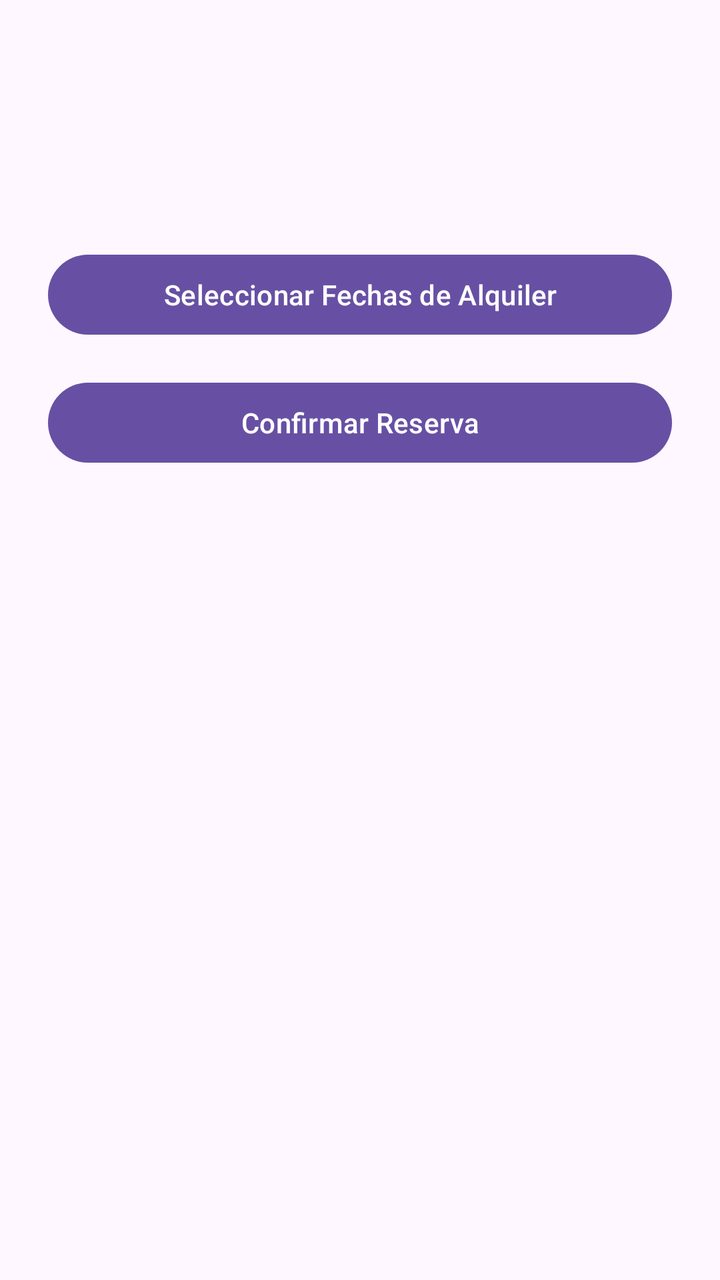
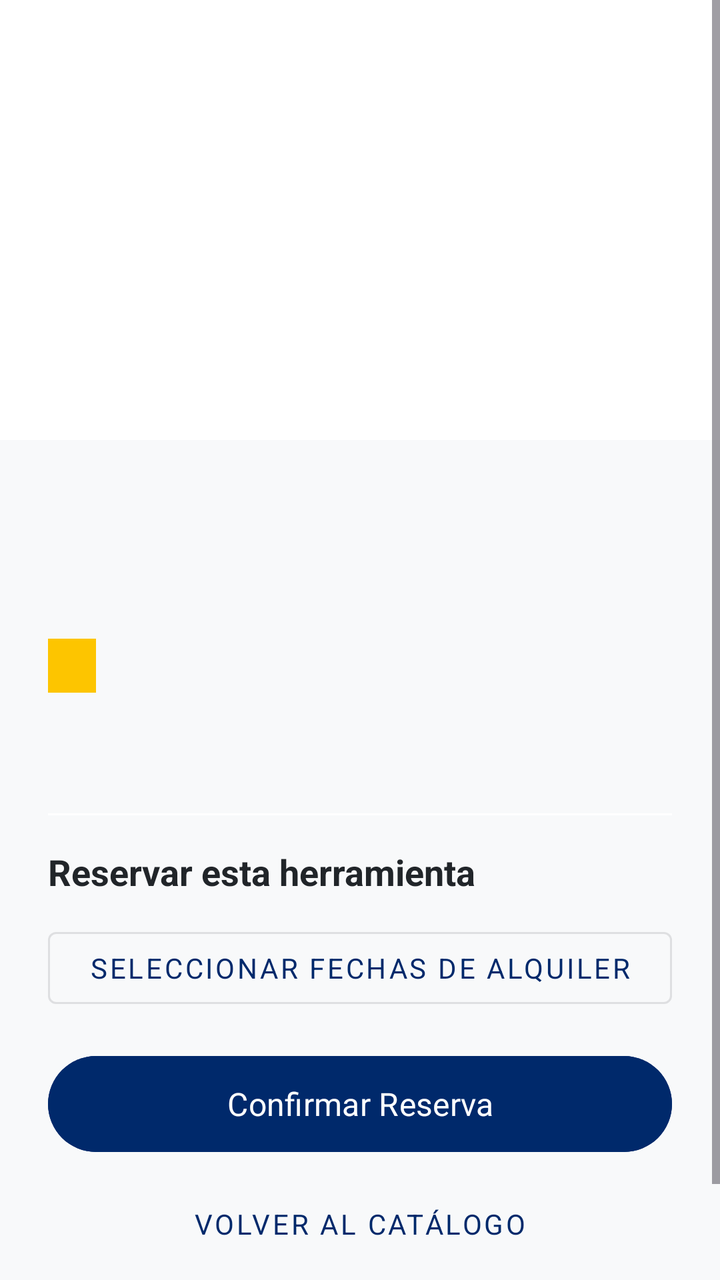

The first picture is an Android layout as it rendered before a commit; the second is the same layout after the commit. The layout source and the unified diff follow.
<!-- AndroidManifest.xml: application theme Theme.ConstrurrentaMobile -->
<!-- res/layout/activity_tool_detail.xml -->
<?xml version="1.0" encoding="utf-8"?>
<LinearLayout xmlns:android="http://schemas.android.com/apk/res/android"
    android:layout_width="match_parent"
    android:layout_height="match_parent"
    android:orientation="vertical"
    android:padding="24dp">

    <TextView
        android:id="@+id/tvDetailName"
        android:layout_width="match_parent"
        android:layout_height="wrap_content"
        android:textSize="24sp"
        android:textStyle="bold" />

    <TextView
        android:id="@+id/tvDetailPrice"
        android:layout_width="match_parent"
        android:layout_height="wrap_content"
        android:layout_marginTop="8dp"
        android:textColor="#388E3C"
        android:textSize="20sp" />

    <Button
        android:id="@+id/btnSelectDates"
        android:layout_width="match_parent"
        android:layout_height="wrap_content"
        android:layout_marginTop="32dp"
        android:text="Seleccionar Fechas de Alquiler" />

    <Button
        android:id="@+id/btnBookNow"
        android:layout_width="match_parent"
        android:layout_height="wrap_content"
        android:layout_marginTop="16dp"
        android:text="Confirmar Reserva" />
</LinearLayout>
<!-- resources referenced by this layout -->
<resources>
  <style name="Theme.ConstrurrentaMobile" parent="Base.Theme.ConstrurrentaMobile" />
  <style name="Base.Theme.ConstrurrentaMobile" parent="Theme.Material3.DayNight.NoActionBar">
          
          
      </style>
</resources>

<!-- the commit's change to res/layout/activity_tool_detail.xml (unified diff, before → after) -->
@@ -1,36 +1,126 @@
 <?xml version="1.0" encoding="utf-8"?>
-<LinearLayout xmlns:android="http://schemas.android.com/apk/res/android"
+<ScrollView xmlns:android="http://schemas.android.com/apk/res/android"
     android:layout_width="match_parent"
     android:layout_height="match_parent"
-    android:orientation="vertical"
-    android:padding="24dp">
+    android:background="?android:attr/windowBackground">
 
-    <TextView
-        android:id="@+id/tvDetailName"
+    <LinearLayout
         android:layout_width="match_parent"
         android:layout_height="wrap_content"
-        android:textSize="24sp"
-        android:textStyle="bold" />
+        android:orientation="vertical">
 
-    <TextView
-        android:id="@+id/tvDetailPrice"
-        android:layout_width="match_parent"
-        android:layout_height="wrap_content"
-        android:layout_marginTop="8dp"
-        android:textColor="#388E3C"
-        android:textSize="20sp" />
+        
+        <ImageView
+            android:id="@+id/ivDetailImage"
+            android:layout_width="match_parent"
+            android:layout_height="220dp"
+            android:scaleType="centerCrop"
+            android:background="?attr/colorSurface"
+            android:contentDescription="Imagen de herramienta" />
 
-    <Button
-        android:id="@+id/btnSelectDates"
-        android:layout_width="match_parent"
-        android:layout_height="wrap_content"
-        android:layout_marginTop="32dp"
-        android:text="Seleccionar Fechas de Alquiler" />
+        <LinearLayout
+            android:layout_width="match_parent"
+            android:layout_height="wrap_content"
+            android:orientation="vertical"
+            android:padding="24dp">
 
-    <Button
-        android:id="@+id/btnBookNow"
-        android:layout_width="match_parent"
-        android:layout_height="wrap_content"
-        android:layout_marginTop="16dp"
-        android:text="Confirmar Reserva" />
-</LinearLayout>
+            <TextView
+                android:id="@+id/tvDetailName"
+                android:layout_width="match_parent"
+                android:layout_height="wrap_content"
+                android:textSize="24sp"
+                android:textStyle="bold"
+                android:textColor="?attr/colorOnSurface" />
+
+            <TextView
+                android:id="@+id/tvDetailPrice"
+                android:layout_width="match_parent"
+                android:layout_height="wrap_content"
+                android:layout_marginTop="8dp"
+                android:textColor="?attr/colorPrimary"
+                android:textSize="20sp"
+                android:textStyle="bold" />
+
+            <TextView
+                android:id="@+id/tvDetailStock"
+                android:layout_width="wrap_content"
+                android:layout_height="wrap_content"
+                android:layout_marginTop="8dp"
+                android:background="?attr/colorSecondary"
+                android:paddingStart="12dp"
+                android:paddingTop="4dp"
+                android:paddingEnd="12dp"
+                android:paddingBottom="4dp"
+                android:textColor="?attr/colorOnSecondary"
+                android:textSize="14sp" />
+
+            <TextView
+                android:id="@+id/tvDetailDescription"
+                android:layout_width="match_parent"
+                android:layout_height="wrap_content"
+                android:layout_marginTop="16dp"
+                android:textColor="?attr/colorOnSurfaceVariant"
+                android:textSize="15sp"
+                android:lineSpacingExtra="4dp" />
+
+            <View
+                android:layout_width="match_parent"
+                android:layout_height="1dp"
+                android:layout_marginTop="24dp"
+                android:background="?attr/colorSurface" />
+
+            <TextView
+                android:layout_width="match_parent"
+                android:layout_height="wrap_content"
+                android:layout_marginTop="16dp"
+                android:text="Reservar esta herramienta"
+                android:textColor="?attr/colorOnSurface"
+                android:textSize="18sp"
+                android:textStyle="bold" />
+
+            <com.google.android.material.button.MaterialButton
+                android:id="@+id/btnSelectDates"
+                android:layout_width="match_parent"
+                android:layout_height="wrap_content"
+                android:layout_marginTop="12dp"
+                android:text="Seleccionar Fechas de Alquiler"
+                style="@style/Widget.MaterialComponents.Button.OutlinedButton" />
+
+            <TextView
+                android:id="@+id/tvEstimatedCost"
+                android:layout_width="match_parent"
+                android:layout_height="wrap_content"
+                android:layout_marginTop="8dp"
+                android:textColor="?attr/colorPrimary"
+                android:textSize="16sp"
+                android:textStyle="bold"
+                android:visibility="gone" />
+
+            <com.google.android.material.button.MaterialButton
+                android:id="@+id/btnBookNow"
+                android:layout_width="match_parent"
+                android:layout_height="56dp"
+                android:layout_marginTop="16dp"
+                android:backgroundTint="?attr/colorPrimary"
+                android:text="Confirmar Reserva"
+                android:textSize="16sp" />
+
+            <ProgressBar
+                android:id="@+id/progressBar"
+                android:layout_width="wrap_content"
+                android:layout_height="wrap_content"
+                android:layout_gravity="center_horizontal"
+                android:layout_marginTop="8dp"
+                android:visibility="gone" />
+
+            <com.google.android.material.button.MaterialButton
+                android:id="@+id/btnBack"
+                android:layout_width="match_parent"
+                android:layout_height="wrap_content"
+                android:layout_marginTop="8dp"
+                android:text="Volver al Catálogo"
+                android:layout_marginBottom="32dp"
+                style="@style/Widget.MaterialComponents.Button.TextButton" />
+        </LinearLayout>
+    </LinearLayout>
+</ScrollView>
<!-- resource entries referenced after the edit -->
@@ -3,7 +3,48 @@
   <style name="Theme.ConstrurrentaMobile" parent="Base.Theme.ConstrurrentaMobile" />
   <style name="Base.Theme.ConstrurrentaMobile" parent="Theme.Material3.DayNight.NoActionBar">
           
+          <item name="colorPrimary">@color/primaryColor</item>
+          <item name="colorOnPrimary">@color/white</item>
+          <item name="colorPrimaryContainer">@color/primaryTintLight</item>
+          <item name="colorOnPrimaryContainer">@color/primaryColor</item>
+  
           
+          <item name="colorSecondary">@color/secondaryColor</item>
+          <item name="colorOnSecondary">@color/primaryColor</item>
+          <item name="colorSecondaryContainer">@color/secondaryTintLight</item>
+          <item name="colorOnSecondaryContainer">@color/textColor</item>
+  
+          
+          <item name="android:windowBackground">@color/backgroundColor</item>
+          <item name="colorSurface">@color/surfaceColor</item>
+          <item name="colorOnSurface">@color/textColor</item>
+          <item name="android:colorBackground">@color/backgroundColor</item>
+          <item name="colorOnBackground">@color/textColor</item>
+  
+          
+          <item name="colorSurfaceVariant">@color/backgroundColor</item>
+          <item name="colorOnSurfaceVariant">@color/textMutedColor</item>
+  
+          
+          <item name="colorError">@color/errorColor</item>
+          <item name="colorOnError">@color/white</item>
+  
+          
+          <item name="colorOutline">@color/dividerColor</item>
+  
+          
+          <item name="android:fontFamily">sans-serif</item>
       </style>
+  <color name="primaryColor">#00296B</color>
+  <color name="white">#FFFFFFFF</color>
+  <color name="primaryTintLight">#E8EEF7</color>
+  <color name="secondaryColor">#FDC500</color>
+  <color name="secondaryTintLight">#FFF8E1</color>
+  <color name="textColor">#212529</color>
+  <color name="backgroundColor">#F8F9FA</color>
+  <color name="surfaceColor">#FFFFFF</color>
+  <color name="textMutedColor">#6C757D</color>
+  <color name="errorColor">#DC3545</color>
+  <color name="dividerColor">#DEE2E6</color>
 </resources>
 
